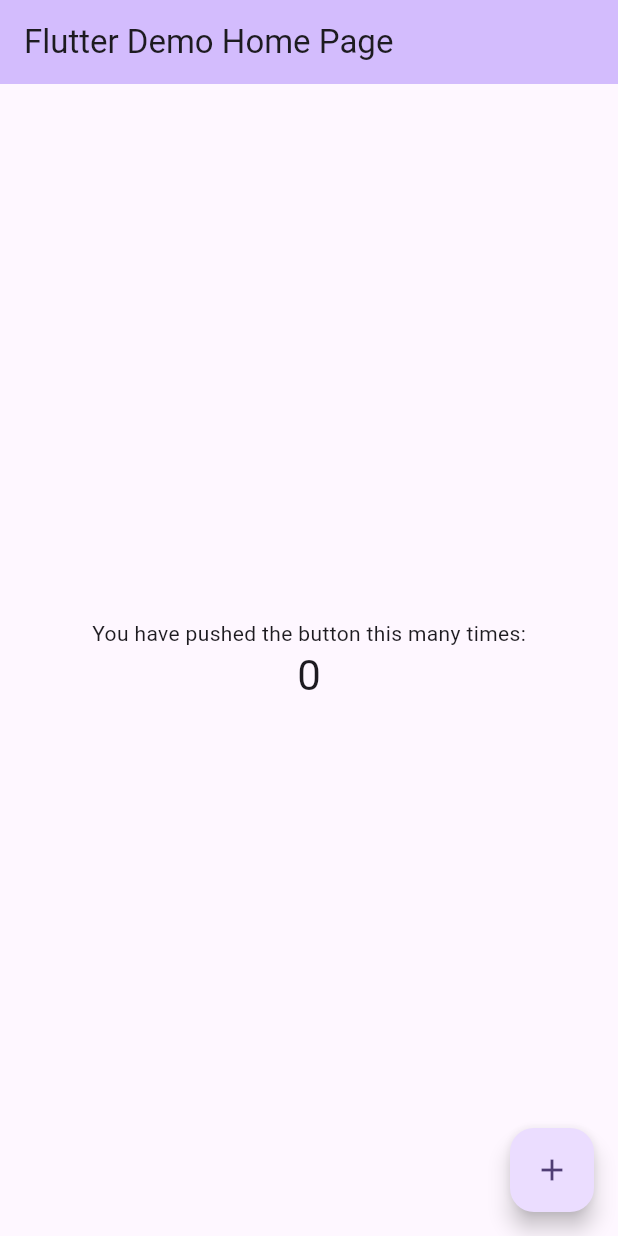
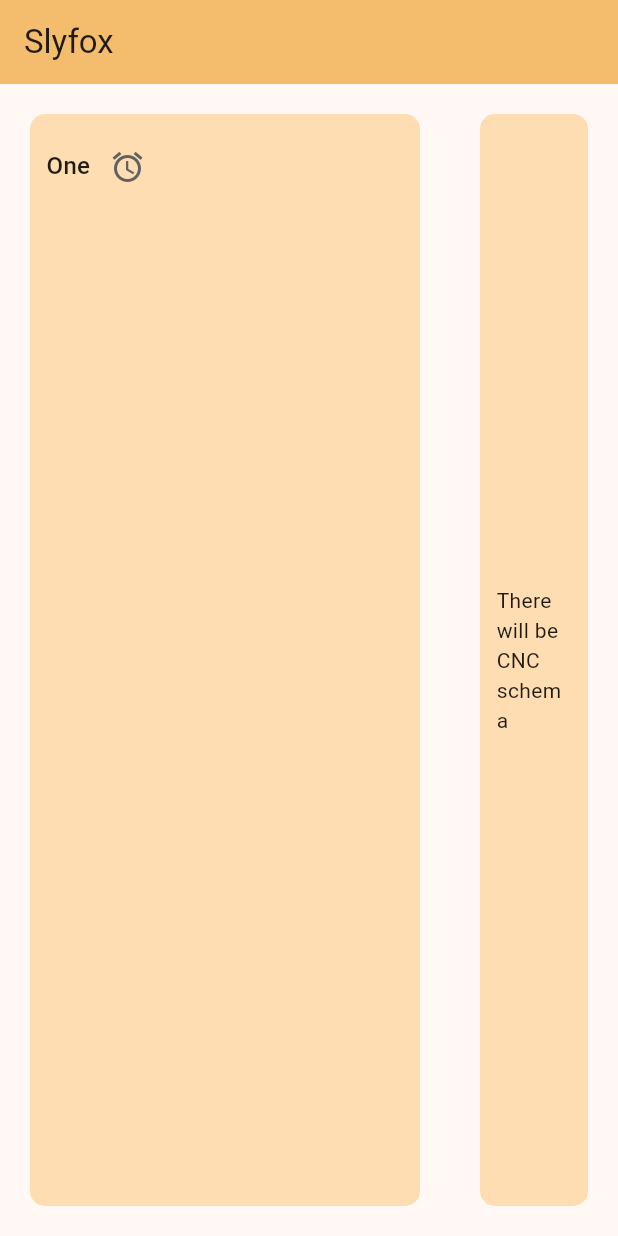
Before and after one commit to savukhin/slyfox-burner-2, a Flutter app: the screen it shows after launch, on a phone screen of 412 x 824 dp. Run offline on Flutter 3.47's test engine with Material 2 defaults, Android fonts, the light colour scheme and no system bars.

Commit message:
Added default layout

```diff
--- a/desktop/burner/lib/layout/defaultLayout.dart
+++ /dev/null
@@ -1,89 +0,0 @@
-import 'package:flutter/material.dart';
-
-class MyHomePage extends StatefulWidget {
-  const MyHomePage({super.key, required this.title});
-
-  // This widget is the home page of your application. It is stateful, meaning
-  // that it has a State object (defined below) that contains fields that affect
-  // how it looks.
-
-  // This class is the configuration for the state. It holds the values (in this
-  // case the title) provided by the parent (in this case the App widget) and
-  // used by the build method of the State. Fields in a Widget subclass are
-  // always marked "final".
-
-  final String title;
-
-  @override
-  State<MyHomePage> createState() => _MyHomePageState();
-}
-
-class _MyHomePageState extends State<MyHomePage> {
-  int _counter = 0;
-
-  void _incrementCounter() {
-    setState(() {
-      // This call to setState tells the Flutter framework that something has
-      // changed in this State, which causes it to rerun the build method below
-      // so that the display can reflect the updated values. If we changed
-      // _counter without calling setState(), then the build method would not be
-      // called again, and so nothing would appear to happen.
-      _counter++;
-    });
-  }
-
-  @override
-  Widget build(BuildContext context) {
-    // This method is rerun every time setState is called, for instance as done
-    // by the _incrementCounter method above.
-    //
-    // The Flutter framework has been optimized to make rerunning build methods
-    // fast, so that you can just rebuild anything that needs updating rather
-    // than having to individually change instances of widgets.
-    return Scaffold(
-      appBar: AppBar(
-        // TRY THIS: Try changing the color here to a specific color (to
-        // Colors.amber, perhaps?) and trigger a hot reload to see the AppBar
-        // change color while the other colors stay the same.
-        backgroundColor: Theme.of(context).colorScheme.inversePrimary,
-        // Here we take the value from the MyHomePage object that was created by
-        // the App.build method, and use it to set our appbar title.
-        title: Text(widget.title),
-      ),
-      body: Center(
-        // Center is a layout widget. It takes a single child and positions it
-        // in the middle of the parent.
-        child: Column(
-          // Column is also a layout widget. It takes a list of children and
-          // arranges them vertically. By default, it sizes itself to fit its
-          // children horizontally, and tries to be as tall as its parent.
-          //
-          // Column has various properties to control how it sizes itself and
-          // how it positions its children. Here we use mainAxisAlignment to
-          // center the children vertically; the main axis here is the vertical
-          // axis because Columns are vertical (the cross axis would be
-          // horizontal).
-          //
-          // TRY THIS: Invoke "debug painting" (choose the "Toggle Debug Paint"
-          // action in the IDE, or press "p" in the console), to see the
-          // wireframe for each widget.
-          mainAxisAlignment: MainAxisAlignment.center,
-          children: <Widget>[
-            const Text(
-              'You have pushed the button this many times:',
-            ),
-            Text(
-              '$_counter',
-              style: Theme.of(context).textTheme.headlineMedium,
-            ),
-          ],
-        ),
-      ),
-      floatingActionButton: FloatingActionButton(
-        onPressed: _incrementCounter,
-        tooltip: 'Increment',
-        child: const Icon(Icons.add),
-      ), // This trailing comma makes auto-formatting nicer for build methods.
-    );
-  }
-}
--- /dev/null
+++ b/desktop/burner/lib/layout/default_layout.dart
@@ -0,0 +1,58 @@
+import 'package:flutter/material.dart';
+
+const List<String> list = <String>['One', 'Two', 'Three', 'Four'];
+
+class DefaultLayout extends StatefulWidget {
+  const DefaultLayout({super.key, required this.child});
+  final Widget? child;
+
+  @override
+  State<DefaultLayout> createState() => _DefaultLayoutState();
+}
+
+class _DefaultLayoutState extends State<DefaultLayout> {
+  @override
+  Widget build(BuildContext context) {
+    return Scaffold(
+      appBar: AppBar(
+          title: const Text('Slyfox'),
+          backgroundColor: Theme.of(context).colorScheme.inversePrimary),
+      body: Row(
+          mainAxisAlignment: MainAxisAlignment.start,
+          crossAxisAlignment: CrossAxisAlignment.stretch,
+          children: [
+            Container(
+              width: 300,
+              padding: const EdgeInsets.all(20),
+              child: Container(
+                padding: const EdgeInsets.all(10),
+                decoration: BoxDecoration(
+                  border: Border.all(
+                    color: Colors.transparent,
+                  ),
+                  borderRadius: const BorderRadius.all(Radius.circular(10)),
+                  color: Theme.of(context).colorScheme.primaryContainer,
+                ),
+                child: widget.child,
+              ),
+            ),
+            Expanded(
+              child: Container(
+                padding: const EdgeInsets.all(20),
+                child: Container(
+                  padding: const EdgeInsets.all(10),
+                  decoration: BoxDecoration(
+                    border: Border.all(
+                      color: Colors.transparent,
+                    ),
+                    borderRadius: const BorderRadius.all(Radius.circular(10)),
+                    color: Theme.of(context).colorScheme.primaryContainer,
+                  ),
+                  child: const Center(child: Text("There will be CNC schema")),
+                ),
+              ),
+            ),
+          ]),
+    );
+  }
+}
--- a/desktop/burner/lib/main.dart
+++ b/desktop/burner/lib/main.dart
@@ -1,6 +1,7 @@
 import 'package:flutter/material.dart';
 
-import 'layout/defaultLayout.dart';
+import 'layout/default_layout.dart';
+import 'views/choose_com_view.dart';
 
 void main() {
   runApp(const MyApp());
@@ -30,10 +31,13 @@ class MyApp extends StatelessWidget {
         //
         // This works for code too, not just values: Most code changes can be
         // tested with just a hot reload.
-        colorScheme: ColorScheme.fromSeed(seedColor: Colors.deepPurple),
+        colorScheme: ColorScheme.fromSeed(seedColor: Color.fromARGB(255, 255, 190, 92)),
         useMaterial3: true,
       ),
-      home: const MyHomePage(title: 'Flutter Demo Home Page'),
+      // home: ChooseComView(),
+      home: const DefaultLayout(
+        child: ChooseComView(),
+      ),
     );
   }
 }
--- /dev/null
+++ b/desktop/burner/lib/views/choose_com_view.dart
@@ -0,0 +1,42 @@
+import 'package:flutter/material.dart';
+
+const List<String> list = <String>['One', 'Two', 'Three', 'Four'];
+
+class ChooseComView extends StatefulWidget {
+  const ChooseComView({super.key});
+
+  @override
+  State<ChooseComView> createState() => _ChooseComView();
+}
+
+class _ChooseComView extends State<ChooseComView> {
+  String dropdownValue = list.first;
+
+  @override
+  Widget build(BuildContext context) {
+    return Container(
+      child: DropdownButton<String>(
+        value: dropdownValue,
+        icon: const Icon(Icons.access_alarm_sharp),
+        elevation: 1,
+        // style: const TextStyle(color: Colors.deepPurple),
+        underline: Container(
+          height: 2,
+          // color: Colors.deepPurpleAccent,
+        ),
+        onChanged: (String? value) {
+          // This is called when the user selects an item.
+          setState(() {
+            dropdownValue = value!;
+          });
+        },
+        items: list.map<DropdownMenuItem<String>>((String value) {
+          return DropdownMenuItem<String>(
+            value: value,
+            child: Text(value),
+          );
+        }).toList(),
+      ),
+    );
+  }
+}
--- a/desktop/burner/pubspec.yaml
+++ b/desktop/burner/pubspec.yaml
@@ -35,6 +35,7 @@ dependencies:
   # The following adds the Cupertino Icons font to your application.
   # Use with the CupertinoIcons class for iOS style icons.
   cupertino_icons: ^1.0.2
+  flutter_libserialport: ^0.3.0
 
 dev_dependencies:
   flutter_test:
```
Also changed, not shown: desktop/burner/pubspec.lock, 5 other files.
